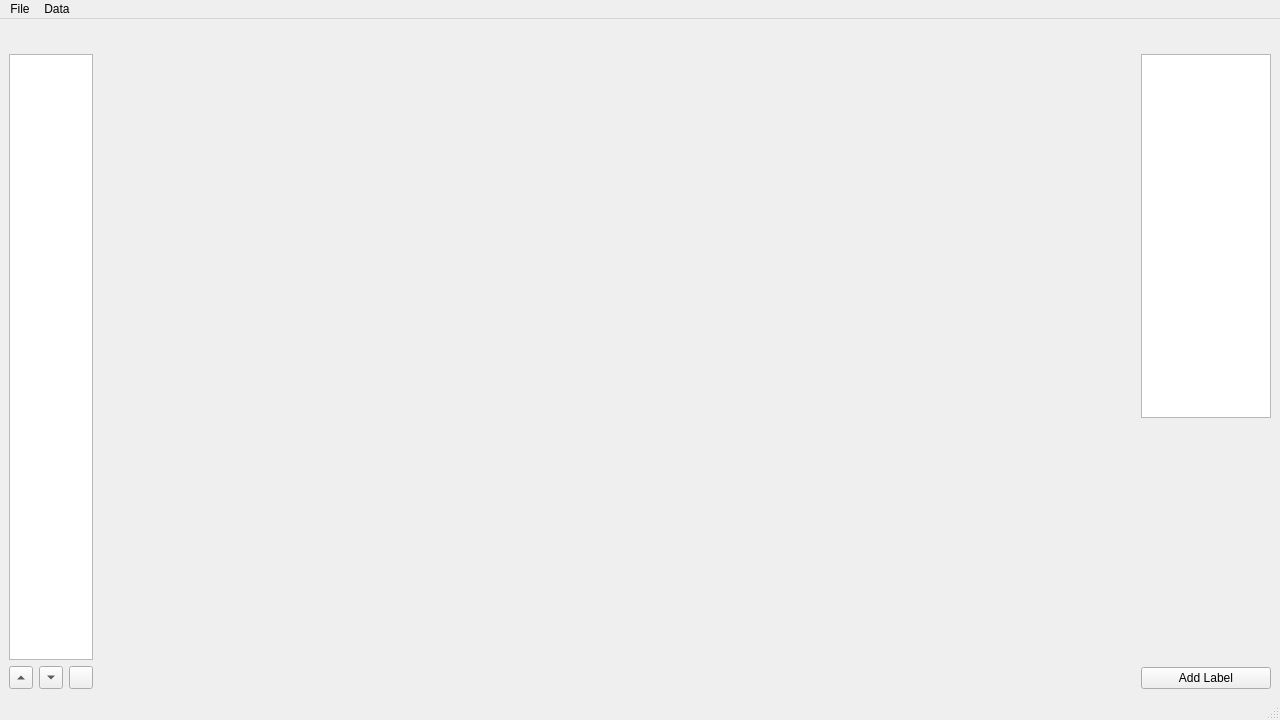
This is ui/mainwindow.ui in dongle94/data_labeler as Qt 5 draws it before an edit. The edited form follows.
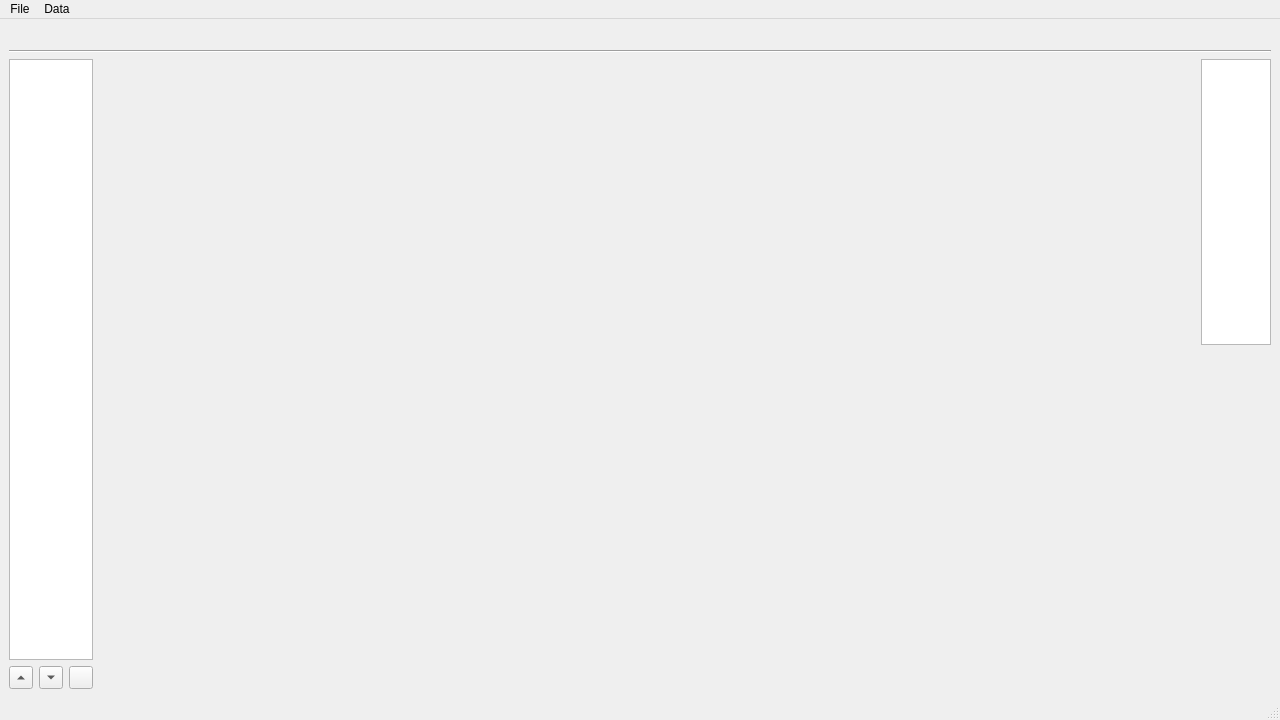
This is the edited form. Icons and pictures are not drawn.

Commit message:
Style: 240417 UI 디자인 -2
- 메인 - 우측에 박스라벨 툴바 / 이미지 라벨 툴바로 변경

```diff
--- a/ui/mainwindow.ui
+++ b/ui/mainwindow.ui
@@ -20,10 +20,17 @@
    <string>MainWindow</string>
   </property>
   <widget class="QWidget" name="centralwidget">
-   <layout class="QVBoxLayout" name="verticalLayout" stretch="1,24">
+   <layout class="QVBoxLayout" name="verticalLayout" stretch="1,0,28">
     <item>
      <layout class="QHBoxLayout" name="hlo_header"/>
     </item>
+    <item>
+     <widget class="Line" name="line">
+      <property name="orientation">
+       <enum>Qt::Horizontal</enum>
+      </property>
+     </widget>
+    </item>
     <item>
      <layout class="QHBoxLayout" name="hlo_main" stretch="1,8,1">
       <item>
@@ -89,7 +96,7 @@
        <layout class="QVBoxLayout" name="vlo_center"/>
       </item>
       <item>
-       <layout class="QVBoxLayout" name="vlo_right" stretch="6,4,1">
+       <layout class="QVBoxLayout" name="vlo_right" stretch="10,1,10,1">
         <property name="sizeConstraint">
          <enum>QLayout::SetMaximumSize</enum>
         </property>
@@ -106,15 +113,14 @@
           </property>
          </widget>
         </item>
+        <item>
+         <layout class="QHBoxLayout" name="horizontalLayout"/>
+        </item>
         <item>
          <layout class="QFormLayout" name="formLayout"/>
         </item>
         <item>
-         <widget class="QPushButton" name="pB_add_label">
-          <property name="text">
-           <string>Add Label</string>
-          </property>
-         </widget>
+         <layout class="QHBoxLayout" name="horizontalLayout_3"/>
         </item>
        </layout>
       </item>
```
